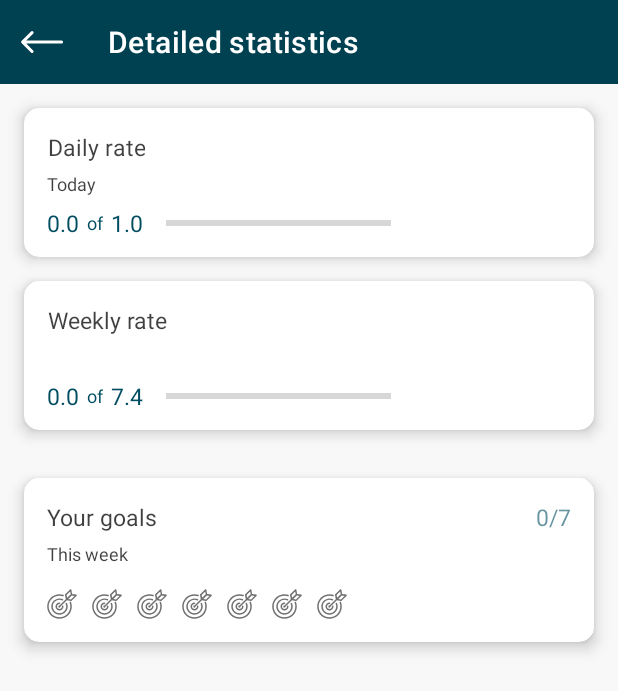
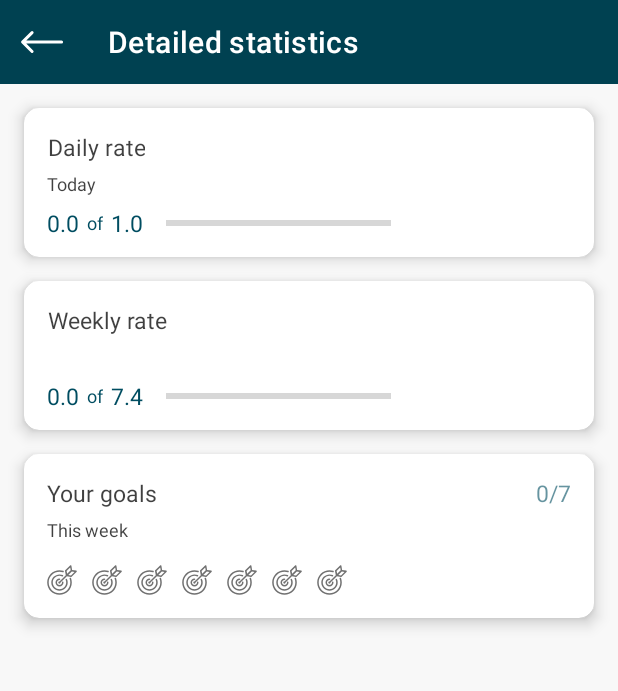
Before and after one commit to artemqq5/WaterDrinkApp, an Android app: the FragmentHome screen opened directly, with no data from a screen before it, after a tap on "Detailed statistics", on a phone screen of 412 x 824 dp. Shown: the top 691 px of the screen. Run offline under Robolectric (Android 15) with nearby library versions, the light colour scheme and no system bars; our stand-ins replace Room's generated code.

Commit message:
12 final version of the application

```diff
--- a/app/src/main/java/ppatsrrif/one/waterstate/SharedPreferencesHelper.kt
+++ b/app/src/main/java/ppatsrrif/one/waterstate/SharedPreferencesHelper.kt
@@ -2,23 +2,24 @@ package ppatsrrif.one.waterstate
 
 import android.content.Context
 import android.content.Context.MODE_PRIVATE
-import android.content.SharedPreferences
 import androidx.preference.PreferenceManager
 
 class SharedPreferencesHelper(context: Context) {
 
-    private val preferenceUser: SharedPreferences =
+    private val preferenceUser by lazy {
         context.getSharedPreferences(PREFERENCE_USER, MODE_PRIVATE)
+    }
 
-    private val preferenceStart: SharedPreferences =
+    private val preferenceStart by lazy {
         context.getSharedPreferences(PREFERENCE_START_MODE, MODE_PRIVATE)
+    }
 
-    private val preferencesSettings: SharedPreferences =
+    private val preferencesSettings by lazy {
         PreferenceManager.getDefaultSharedPreferences(context)
-
-    private val preferencesDBDates: SharedPreferences =
+    }
+    private val preferencesDBDates by lazy {
         context.getSharedPreferences(DB_DATE, MODE_PRIVATE)
-
+    }
 
     // User
     fun getUserName(): String = preferenceUser.getString(KEY_NAME_USER, "none") ?: "none"
--- a/app/src/main/java/ppatsrrif/one/waterstate/loginUser/activity/LoginActivity.kt
+++ b/app/src/main/java/ppatsrrif/one/waterstate/loginUser/activity/LoginActivity.kt
@@ -15,7 +15,9 @@ import ppatsrrif.one.waterstate.mainPart.viewModel.ViewModelItem
 
 class LoginActivity : AppCompatActivity() {
 
-    private lateinit var binding: ActivityLoginBinding
+    private val binding by lazy {
+        ActivityLoginBinding.inflate(layoutInflater)
+    }
     private val sharedPreferencesHelper by lazy {
         SharedPreferencesHelper(this)
     }
@@ -34,7 +36,6 @@ class LoginActivity : AppCompatActivity() {
 
     override fun onCreate(savedInstanceState: Bundle?) {
         super.onCreate(savedInstanceState)
-        binding = ActivityLoginBinding.inflate(layoutInflater)
         setContentView(binding.root)
 
     }
--- a/app/src/main/java/ppatsrrif/one/waterstate/mainPart/activity/MainActivity.kt
+++ b/app/src/main/java/ppatsrrif/one/waterstate/mainPart/activity/MainActivity.kt
@@ -16,7 +16,9 @@ import ppatsrrif.one.waterstate.mainPart.viewModel.ViewModelItem
 
 class MainActivity : AppCompatActivity() {
 
-    private lateinit var binding: ActivityMainBinding
+    private val binding by lazy {
+        ActivityMainBinding.inflate(layoutInflater)
+    }
     private var timeBackPressed: Long = 0
 
     private val dateHelper by lazy {
@@ -37,7 +39,6 @@ class MainActivity : AppCompatActivity() {
 
     override fun onCreate(savedInstanceState: Bundle?) {
         super.onCreate(savedInstanceState)
-        binding = ActivityMainBinding.inflate(layoutInflater)
         setContentView(binding.root)
 
         setTheme(R.style.Theme_WaterState)
--- a/app/src/main/java/ppatsrrif/one/waterstate/mainPart/activity/MoreStats.kt
+++ b/app/src/main/java/ppatsrrif/one/waterstate/mainPart/activity/MoreStats.kt
@@ -11,15 +11,17 @@ import ppatsrrif.one.waterstate.SharedPreferencesHelper
 import ppatsrrif.one.waterstate.databinding.ActivityMoreStatsBinding
 import ppatsrrif.one.waterstate.mainPart.helperClasses.CompareDates
 import ppatsrrif.one.waterstate.mainPart.helperClasses.DateHelper
+import ppatsrrif.one.waterstate.mainPart.helperClasses.TranslateVolume
 import ppatsrrif.one.waterstate.mainPart.viewModel.ViewModelItem
 import ppatsrrif.one.waterstate.mainPart.viewModel.ViewModelUser
 import java.text.SimpleDateFormat
 import java.util.*
-import kotlin.math.round
 
 class MoreStats : AppCompatActivity() {
 
-    private lateinit var binding: ActivityMoreStatsBinding
+    private val binding by lazy {
+        ActivityMoreStatsBinding.inflate(layoutInflater)
+    }
     private val viewModelItem: ViewModelItem by lazy {
         ViewModelProvider(this)[ViewModelItem::class.java]
     }
@@ -36,13 +38,16 @@ class MoreStats : AppCompatActivity() {
         )
     }
 
+    private val translateVolume by lazy {
+        TranslateVolume()
+    }
+
     private val listOfIdImageStatus =
         arrayOf(R.id.Mon, R.id.Tue, R.id.Wed, R.id.Thu, R.id.Fri, R.id.Sat, R.id.Sun)
 
 
     override fun onCreate(savedInstanceState: Bundle?) {
         super.onCreate(savedInstanceState)
-        binding = ActivityMoreStatsBinding.inflate(layoutInflater)
         setContentView(binding.root)
 
         binding.topAppBar.setNavigationOnClickListener {
@@ -54,11 +59,11 @@ class MoreStats : AppCompatActivity() {
         // set max progress
         liveDataUser.liveDataWeight.observe(this) {
 
-            binding.textPart3.text = normalWaterUI(it, 1).toString()
-            binding.textPart3Week.text = normalWaterUI(it, 2).toString()
+            binding.textPart3.text = translateVolume.normalWaterUI(it, 1).toString()
+            binding.textPart3Week.text = translateVolume.normalWaterUI(it, 2).toString()
 
-            binding.progressDrink.max = normalWaterProgress(it, 1)
-            binding.progressDrinkWeek.max = normalWaterProgress(it, 2)
+            binding.progressDrink.max = translateVolume.normalWaterProgress(it, 1)
+            binding.progressDrinkWeek.max = translateVolume.normalWaterProgress(it, 2)
 
         }
 
@@ -74,17 +79,17 @@ class MoreStats : AppCompatActivity() {
                 }
 
 
-                binding.textPart1.text = addWater(sum, 1).toString()
+                binding.textPart1.text = translateVolume.addWater(sum, 1).toString()
 
                 if (binding.textPart1.text == binding.textPart3.text) {
                     binding.progressDrink.progress = binding.progressDrink.max
 
                 } else {
-                    binding.progressDrink.progress = addWater(sum, 2).toInt()
+                    binding.progressDrink.progress = translateVolume.addWater(sum, 2).toInt()
 
                 }
 
-                if (addWater(sum, 2).toInt() >= binding.progressDrink.max) {
+                if (translateVolume.addWater(sum, 2).toInt() >= binding.progressDrink.max) {
                     viewModelItem.updateGoals(getNowDate(), 1)
                 } else viewModelItem.updateGoals(getNowDate(), 0)
 
@@ -101,11 +106,11 @@ class MoreStats : AppCompatActivity() {
                 sum += item.volumeWater
             }
 
-            binding.textPart1Week.text = addWater(sum, 1).toString()
+            binding.textPart1Week.text = translateVolume.addWater(sum, 1).toString()
 
             if (binding.textPart1Week.text == binding.textPart3Week.text) {
                 binding.progressDrinkWeek.progress = binding.progressDrinkWeek.max
-            } else binding.progressDrinkWeek.progress = addWater(sum, 2).toInt()
+            } else binding.progressDrinkWeek.progress = translateVolume.addWater(sum, 2).toInt()
 
 
         }
@@ -133,34 +138,7 @@ class MoreStats : AppCompatActivity() {
 
     }
 
-    // calculate water norm for UI
-    private fun normalWaterUI(kg: Float, type: Int): Double {
 
-        kg.toDouble()
-
-        return if (type == 1) {
-            round(((kg * 35.0) / 1000.0) * 10) / 10.0
-        } else round(((kg * 35.0 * 7) / 1000.0) * 10) / 10.0
-    }
-
-    // calculate water norm for Progress
-    private fun normalWaterProgress(kg: Float, type: Int): Int {
-
-        kg.toDouble()
-
-        return if (type == 1) {
-            round(((kg * 35.0) / 100)).toInt()
-        } else round(((kg * 35.0 * 7) / 100)).toInt()
-    }
-
-    // add volume to UI
-    private fun addWater(volume: Double, type: Int): Double {
-
-        return if (type == 1) {
-            round((volume / 1000.0) * 10) / 10.0
-        } else round(volume / 100.0)
-
-    }
 
     private fun getNowDate(): Int {
 
--- a/app/src/main/java/ppatsrrif/one/waterstate/mainPart/fragments/FragmentHome.kt
+++ b/app/src/main/java/ppatsrrif/one/waterstate/mainPart/fragments/FragmentHome.kt
@@ -16,19 +16,23 @@ import ppatsrrif.one.waterstate.databinding.FragmentHomeBinding
 import ppatsrrif.one.waterstate.mainPart.activity.MoreStats
 import ppatsrrif.one.waterstate.mainPart.dialogs.DialogAddWater
 import ppatsrrif.one.waterstate.mainPart.dialogs.DialogListItemWater
+import ppatsrrif.one.waterstate.mainPart.helperClasses.TranslateVolume
 import ppatsrrif.one.waterstate.mainPart.viewModel.ViewModelItem
 import ppatsrrif.one.waterstate.mainPart.viewModel.ViewModelUser
-import java.math.RoundingMode
-import java.text.DecimalFormat
-import kotlin.math.round
 
 class FragmentHome : Fragment(), View.OnClickListener {
 
     private lateinit var binding: FragmentHomeBinding
-    private lateinit var sharedPreferencesHelper: SharedPreferencesHelper
+    private val sharedPreferencesHelper by lazy {
+        SharedPreferencesHelper(requireContext())
+    }
     private val liveDataUser: ViewModelUser by activityViewModels()
     private val viewModelItem: ViewModelItem by lazy {
         ViewModelProvider(requireActivity())[ViewModelItem::class.java]
+    }
+
+    private val translateVolume by lazy {
+        TranslateVolume()
     }
 
     override fun onCreateView(
@@ -38,9 +42,6 @@ class FragmentHome : Fragment(), View.OnClickListener {
 
         // Inflate the layout for this fragment
         binding = FragmentHomeBinding.inflate(inflater)
-
-        // initializing SharedPreferencesHelper
-        sharedPreferencesHelper = SharedPreferencesHelper(requireContext())
 
         binding.floatingActionButton.setOnClickListener(this)
         binding.moreStatistic.setOnClickListener(this)
@@ -60,7 +61,10 @@ class FragmentHome : Fragment(), View.OnClickListener {
         // set water norm
         liveDataUser.liveDataWeight.observe(viewLifecycleOwner) {
             binding.waterNorma.text =
-                resources.getString(R.string.sub_text_home1) + " " + normalWater(it) + " " + resources.getString(R.string.sub_text_home2)
+                resources.getString(R.string.sub_text_home1) + " " + translateVolume.normalWaterUI(
+                    it,
+                    1
+                ) + " " + resources.getString(R.string.sub_text_home2)
 
         }
 
@@ -75,40 +79,18 @@ class FragmentHome : Fragment(), View.OnClickListener {
                 }
 
 
-                binding.countWater.text = addWater(sum).toString()
+                binding.countWater.text = translateVolume.addWater(sum, 1).toString()
             })
 
         }
 
 
         // close WHO Recommendation
-        binding.closeRecommendation.setOnClickListener {
-            binding.blockRecommendation.visibility = View.INVISIBLE
-
-            sharedPreferencesHelper.setStatusRecommendation(false)
-        }
-
+        binding.closeRecommendation.setOnClickListener(this)
         // start WHO site
-        binding.buttonMore.setOnClickListener {
-            val uriWho =
-                Intent(
-                    Intent.ACTION_VIEW,
-                    Uri.parse("https://www.who.int/news-room/fact-sheets/detail/drinking-water")
-                )
-            startActivity(uriWho)
-        }
-
+        binding.buttonMore.setOnClickListener(this)
         // open list water item
-        binding.buttonMoreDrunk.setOnClickListener {
-
-            val dialog = DialogListItemWater()
-            val transaction = parentFragmentManager.beginTransaction()
-            transaction.setTransition(FragmentTransaction.TRANSIT_FRAGMENT_OPEN)
-            transaction
-                .add(android.R.id.content, dialog)
-                .addToBackStack(null)
-                .commit()
-        }
+        binding.buttonMoreDrunk.setOnClickListener(this)
 
 
     }
@@ -118,16 +100,9 @@ class FragmentHome : Fragment(), View.OnClickListener {
         fun newInstance() = FragmentHome()
     }
 
-    // calculate water norm
-    private fun normalWater(kg: Float): String {
-
-        val df = DecimalFormat("#.##")
-        df.roundingMode = RoundingMode.CEILING
-        return df.format((kg * 35.0) / 1000.0)
-    }
-
     override fun onClick(p0: View?) {
         when (p0?.id) {
+
             R.id.floating_action_button -> {
                 DialogAddWater().show(parentFragmentManager, "DialogAddWater")
             }
@@ -138,13 +113,31 @@ class FragmentHome : Fragment(), View.OnClickListener {
                 )
 
             }
+
+            R.id.closeRecommendation -> {
+                binding.blockRecommendation.visibility = View.INVISIBLE
+
+                sharedPreferencesHelper.setStatusRecommendation(false)
+            }
+
+            R.id.button_more -> {
+                val uriWho =
+                    Intent(
+                        Intent.ACTION_VIEW,
+                        Uri.parse("https://www.who.int/news-room/fact-sheets/detail/drinking-water")
+                    )
+                startActivity(uriWho)
+            }
+
+            R.id.button_more_drunk -> {
+                val dialog = DialogListItemWater()
+                val transaction = parentFragmentManager.beginTransaction()
+                transaction.setTransition(FragmentTransaction.TRANSIT_FRAGMENT_OPEN)
+                transaction
+                    .add(android.R.id.content, dialog)
+                    .addToBackStack(null)
+                    .commit()
+            }
         }
     }
-
-    // add volume to UI
-    private fun addWater(volume: Double): Double {
-
-        return round((volume / 1000.0) * 10) / 10.0
-
-    }
 }
--- /dev/null
+++ b/app/src/main/java/ppatsrrif/one/waterstate/mainPart/helperClasses/TranslateVolume.kt
@@ -0,0 +1,35 @@
+package ppatsrrif.one.waterstate.mainPart.helperClasses
+
+import kotlin.math.round
+
+class TranslateVolume {
+
+    // calculate water norm for UI
+    fun normalWaterUI(kg: Float, type: Int): Double {
+
+        kg.toDouble()
+
+        return if (type == 1) {
+            round(((kg * 35.0) / 1000.0) * 10) / 10.0
+        } else round(((kg * 35.0 * 7) / 1000.0) * 10) / 10.0
+    }
+
+    // calculate water norm for Progress
+    fun normalWaterProgress(kg: Float, type: Int): Int {
+
+        kg.toDouble()
+
+        return if (type == 1) {
+            round(((kg * 35.0) / 100)).toInt()
+        } else round(((kg * 35.0 * 7) / 100)).toInt()
+    }
+
+    // add volume to UI
+    fun addWater(volume: Double, type: Int): Double {
+
+        return if (type == 1) {
+            round((volume / 1000.0) * 10) / 10.0
+        } else round(volume / 100.0)
+
+    }
+}
--- a/app/src/main/res/layout/activity_more_stats.xml
+++ b/app/src/main/res/layout/activity_more_stats.xml
@@ -33,14 +33,10 @@
             android:orientation="vertical">
 
             <com.google.android.material.card.MaterialCardView
+                style="@style/CardMoreStats"
                 android:id="@+id/materialCardView2"
                 android:layout_width="match_parent"
                 android:layout_height="wrap_content"
-                android:layout_marginStart="16dp"
-                android:layout_marginTop="16dp"
-                android:layout_marginEnd="16dp"
-                app:cardCornerRadius="10dp"
-                app:cardElevation="6dp"
                 app:layout_constraintEnd_toEndOf="parent"
                 app:layout_constraintStart_toStartOf="parent"
                 app:layout_constraintTop_toTopOf="parent">
@@ -127,12 +123,7 @@
                 android:id="@+id/materialCardView3"
                 android:layout_width="match_parent"
                 android:layout_height="wrap_content"
-                android:layout_marginStart="16dp"
-                android:layout_marginTop="16dp"
-                android:layout_marginEnd="16dp"
-                android:layout_marginBottom="16dp"
-                app:cardCornerRadius="10dp"
-                app:cardElevation="6dp"
+                style="@style/CardMoreStats"
                 app:layout_constraintEnd_toEndOf="parent"
                 app:layout_constraintStart_toStartOf="parent"
                 app:layout_constraintTop_toBottomOf="@+id/materialCardView2">
@@ -220,12 +211,8 @@
                 android:id="@+id/materialCardView4"
                 android:layout_width="match_parent"
                 android:layout_height="wrap_content"
-                android:layout_marginStart="16dp"
-                android:layout_marginTop="16dp"
-                android:layout_marginEnd="16dp"
+                style="@style/CardMoreStats"
                 android:layout_marginBottom="16dp"
-                app:cardCornerRadius="10dp"
-                app:cardElevation="6dp"
                 app:layout_constraintBottom_toBottomOf="parent"
                 app:layout_constraintEnd_toEndOf="parent"
                 app:layout_constraintStart_toStartOf="parent"
--- a/app/src/main/res/values/strings.xml
+++ b/app/src/main/res/values/strings.xml
@@ -85,6 +85,7 @@
     <!--    Popup menu-->
     <string name="delete">Delete</string>
 
+    <string name="empty_error">Empty field</string>
 
 
 </resources>
--- a/app/src/main/res/values/themes.xml
+++ b/app/src/main/res/values/themes.xml
@@ -266,9 +266,17 @@
     </style>
 
     <style name="Theme.WaterState.MyAutofilledHighlight">
-        <item name="android:autofilledHighlight" tools:ignore="NewApi">@android:color/transparent</item>
+        <item name="android:autofilledHighlight" tools:ignore="NewApi">@android:color/transparent
+        </item>
+    </style>
+
+    <style name="CardMoreStats">
+        <item name="cardCornerRadius">10dp</item>
+        <item name="cardElevation">6dp</item>
+        <item name="android:layout_marginTop">16dp</item>
+        <item name="android:layout_marginStart">16dp</item>
+        <item name="android:layout_marginEnd">16dp</item>
     </style>
 
 
-
 </resources>
```
Also changed, not shown: app/src/main/java/ppatsrrif/one/waterstate/loginUser/fragments/FragmentName.kt (+5 -5 lines), app/src/main/java/ppatsrrif/one/waterstate/loginUser/fragments/FragmentWeight.kt (+3 -4 lines), app/src/main/java/ppatsrrif/one/waterstate/mainPart/dialogs/DialogEditUser.kt (+3 -4 lines), app/src/main/java/ppatsrrif/one/waterstate/mainPart/dialogs/DialogListItemWater.kt (+8 -12 lines), app/src/main/java/ppatsrrif/one/waterstate/mainPart/dialogs/DialogResetProfile.kt (+3 -4 lines), app/src/main/java/ppatsrrif/one/waterstate/mainPart/recyclerView/AdapterListItemWater.kt (+6 -9 lines), app/src/main/res/layout/fragment_home.xml (+4 -24 lines), 1 other file.
